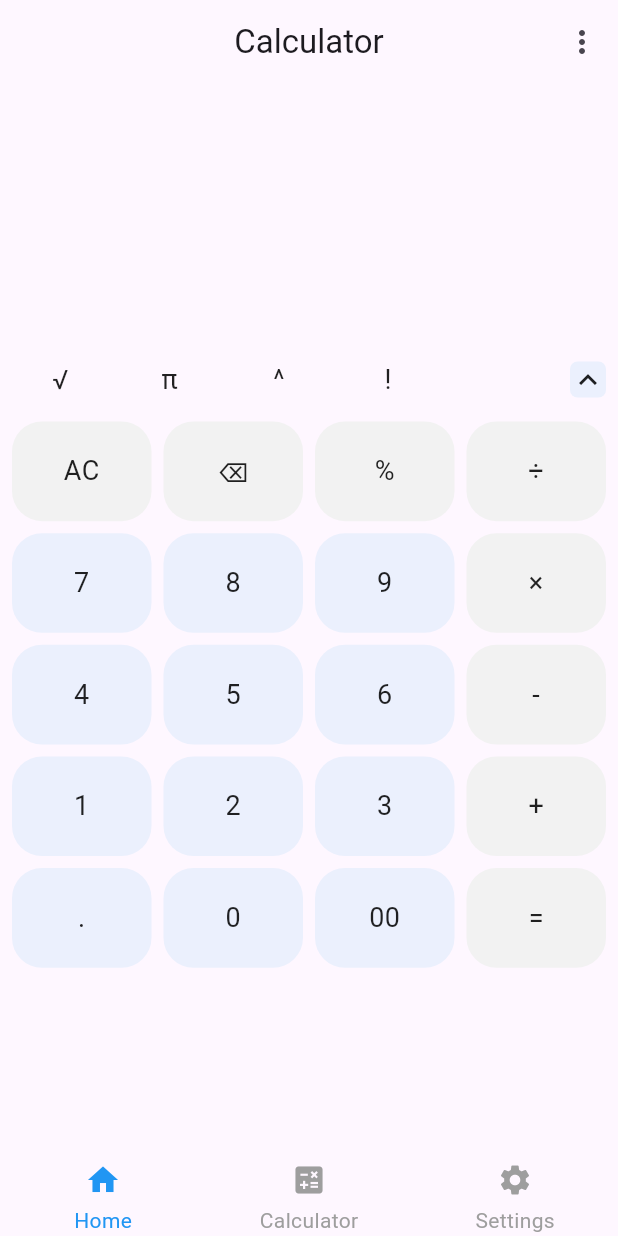
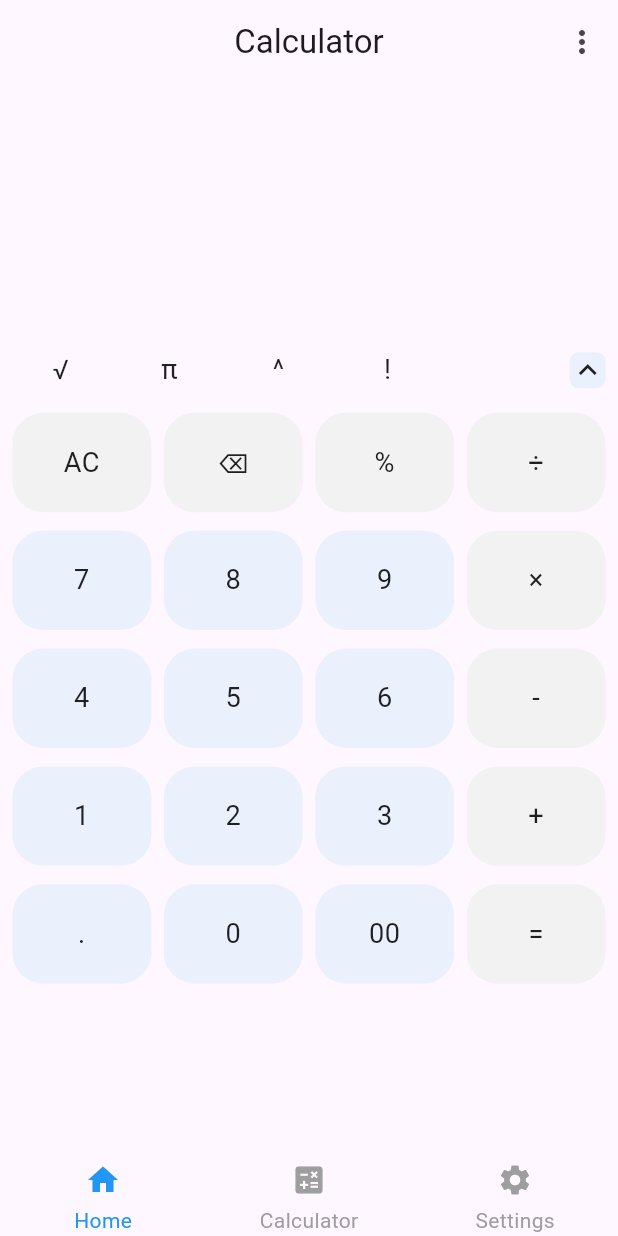
Before and after one commit to imhadiyal/flutter_calculator, a Flutter app: the screen it shows after launch, on a phone screen of 412 x 824 dp. Run offline on Flutter 3.47's test engine with Material 3 defaults, Android fonts, the phone set to English and light mode, and no system bars; our stand-ins replace get, math_expressions.

Commit message:
HomePage Done

```diff
--- a/lib/home_page/views/calculator_view.dart
+++ b/lib/home_page/views/calculator_view.dart
@@ -15,43 +15,51 @@ class HomeView extends StatelessWidget {
           IconButton(
             icon: Icon(Icons.more_vert_sharp),
             onPressed:
-                () => _showHistoryDialog(context, Get.find<HomeController>()),
+                () => showHistoryDialog(context, Get.find<HomeController>()),
           ),
         ],
       ),
-
       body: GetBuilder<HomeController>(
         builder:
             (controller) => Column(
               children: [
-                SizedBox(height: 35),
-                _buildDisplay(),
-                _buildToggleButton(),
-                if (controller.isAdvanced) _buildAdvancedButtons(),
-                Expanded(child: _buildBasicButtons()),
+                SizedBox(height: Get.height * 0.035),
+                outputDisplay(),
+                toggleButton(),
+                if (controller.isAdvanced) advancedButtons(),
+                Expanded(child: basicButtons()),
               ],
             ),
       ),
     );
   }
 
-  Widget _buildDisplay() {
+  Widget outputDisplay() {
     return GetBuilder<HomeController>(
       builder: (controller) {
         return Container(
-          padding: EdgeInsets.symmetric(horizontal: 16, vertical: 24),
+          padding: EdgeInsets.symmetric(
+            horizontal: Get.width * 0.04,
+            vertical: Get.height * 0.03,
+          ),
           alignment: Alignment.bottomRight,
           child: Column(
             crossAxisAlignment: CrossAxisAlignment.end,
             children: [
               Text(
                 controller.input,
-                style: TextStyle(fontSize: 24, color: Colors.grey[700]),
+                style: TextStyle(
+                  fontSize: Get.height * 0.025,
+                  color: Colors.grey[700],
+                ),
               ),
-              SizedBox(height: 8),
+              SizedBox(height: Get.height * 0.01),
               Text(
                 controller.result,
-                style: TextStyle(fontSize: 36, fontWeight: FontWeight.bold),
+                style: TextStyle(
+                  fontSize: Get.height * 0.045,
+                  fontWeight: FontWeight.bold,
+                ),
               ),
             ],
           ),
@@ -60,27 +68,27 @@ class HomeView extends StatelessWidget {
     );
   }
 
-  Widget _buildToggleButton() {
+  Widget toggleButton() {
     return Row(
       children: [
         Expanded(
           child: GetBuilder<HomeController>(
             builder: (controller) {
               return Padding(
-                padding: const EdgeInsets.symmetric(horizontal: 8),
+                padding: EdgeInsets.symmetric(horizontal: Get.width * 0.02),
                 child: GridView.builder(
                   shrinkWrap: true,
                   physics: NeverScrollableScrollPhysics(),
-                  itemCount: controller.advancedButtonsOk.length,
+                  itemCount: controller.advancedButtonsTop.length,
                   gridDelegate: SliverGridDelegateWithFixedCrossAxisCount(
                     crossAxisCount: 5,
-                    mainAxisSpacing: 8,
-                    crossAxisSpacing: 8,
+                    mainAxisSpacing: Get.height * 0.01,
+                    crossAxisSpacing: Get.width * 0.02,
                     childAspectRatio: 2,
                   ),
                   itemBuilder: (context, index) {
-                    final btn = controller.advancedButtonsOk[index];
-                    return _advancedButtons(
+                    final btn = controller.advancedButtonsTop[index];
+                    return showAdvancedButtons(
                       btn,
                       isAdvanced: true,
                       index: index,
@@ -96,13 +104,15 @@ class HomeView extends StatelessWidget {
             return GestureDetector(
               onTap: controller.toggleAdvanced,
               child: Padding(
-                padding: const EdgeInsets.symmetric(horizontal: 8, vertical: 8),
+                padding: EdgeInsets.symmetric(
+                  horizontal: Get.width * 0.02,
+                  vertical: Get.height * 0.01,
+                ),
                 child: Container(
                   decoration: BoxDecoration(
                     color: Color(0xFFEBF0FD),
-                    borderRadius: BorderRadius.all(Radius.circular(5)),
+                    borderRadius: BorderRadius.circular(Get.width * 0.015),
                   ),
-
                   child: Icon(
                     controller.isAdvanced
                         ? Icons.keyboard_arrow_down
@@ -117,24 +127,24 @@ class HomeView extends StatelessWidget {
     );
   }
 
-  Widget _buildAdvancedButtons() {
+  Widget advancedButtons() {
     return GetBuilder<HomeController>(
       builder: (controller) {
         return Padding(
-          padding: const EdgeInsets.symmetric(horizontal: 8),
+          padding: EdgeInsets.symmetric(horizontal: Get.width * 0.02),
           child: GridView.builder(
             shrinkWrap: true,
             physics: NeverScrollableScrollPhysics(),
             itemCount: controller.advancedButtons.length,
             gridDelegate: SliverGridDelegateWithFixedCrossAxisCount(
               crossAxisCount: 5,
-              mainAxisSpacing: 8,
-              crossAxisSpacing: 8,
+              mainAxisSpacing: Get.height * 0.01,
+              crossAxisSpacing: Get.width * 0.02,
               childAspectRatio: 2,
             ),
             itemBuilder: (context, index) {
               final btn = controller.advancedButtons[index];
-              return _advancedButtons(btn, isAdvanced: true, index: index);
+              return showAdvancedButtons(btn, isAdvanced: true, index: index);
             },
           ),
         );
@@ -142,9 +152,8 @@ class HomeView extends StatelessWidget {
     );
   }
 
-  Widget _advancedButtons(
+  Widget showAdvancedButtons(
     String text, {
-
     bool isAdvanced = false,
     required index,
   }) {
@@ -154,15 +163,17 @@ class HomeView extends StatelessWidget {
           onTap: () => controller.handleButtonPress(text),
           child: Container(
             alignment: Alignment.center,
-            height: 100,
-            width: 220,
+            height: Get.height * 0.08,
+            width: Get.width * 0.2,
             decoration: BoxDecoration(
-              borderRadius: BorderRadius.all(Radius.circular(20)),
+              borderRadius: BorderRadius.circular(Get.width * 0.05),
             ),
-
             child: Text(
               text,
-              style: TextStyle(fontSize: 18, color: Colors.black87),
+              style: TextStyle(
+                fontSize: Get.height * 0.022,
+                color: Colors.black87,
+              ),
               textAlign: TextAlign.center,
             ),
           ),
@@ -171,36 +182,36 @@ class HomeView extends StatelessWidget {
     );
   }
 
-  Widget _buildBasicButtons() {
+  Widget basicButtons() {
     return GetBuilder<HomeController>(
       builder: (controller) {
         return GridView.builder(
-          padding: EdgeInsets.all(8),
+          padding: EdgeInsets.all(Get.width * 0.02),
           itemCount: controller.basicButtons.length,
           gridDelegate: SliverGridDelegateWithFixedCrossAxisCount(
             crossAxisCount: 4,
-            mainAxisSpacing: 8,
-            crossAxisSpacing: 8,
+            mainAxisSpacing: Get.height * 0.015,
+            crossAxisSpacing: Get.width * 0.02,
             childAspectRatio: 1.4,
           ),
           itemBuilder: (context, index) {
             final btn = controller.basicButtons[index];
-            return _buildButton(btn, index);
+            return showButton(btn, index);
           },
         );
       },
     );
   }
 
-  Widget _buildButton(String text, index) {
+  Widget showButton(String text, index) {
     return GetBuilder<HomeController>(
       builder: (controller) {
         return GestureDetector(
           onTap: () => controller.handleButtonPress(text),
           child: Container(
             alignment: Alignment.center,
-            height: 180,
-            width: 220,
+            height: Get.height * 0.1,
+            width: Get.width * 0.2,
             decoration: BoxDecoration(
               color:
                   index == 0 ||
@@ -213,13 +224,14 @@ class HomeView extends StatelessWidget {
                           index == 19
                       ? Color(0xFFF2F2F2)
                       : Color(0xFFEBF0FD),
-              borderRadius: BorderRadius.all(Radius.circular(20)),
+              borderRadius: BorderRadius.circular(Get.width * 0.05),
             ),
-
             child: Text(
-              // index.toString(),
               text,
-              style: TextStyle(fontSize: 18, color: Colors.black87),
+              style: TextStyle(
+                fontSize: Get.height * 0.022,
+                color: Colors.black87,
+              ),
               textAlign: TextAlign.center,
             ),
           ),
@@ -227,18 +239,8 @@ class HomeView extends StatelessWidget {
       },
     );
   }
-  // }Widget _buildButton(String text, {bool isAdvanced = false}) {
-  //   return ElevatedButton(
-  //     onPressed: () => _handleButtonPress(text),
-  //     style: ElevatedButton.styleFrom(
-  //       backgroundColor: isAdvanced ? Colors.grey[200] : Colors.grey[100],
-  //       shape: RoundedRectangleBorder(borderRadius: BorderRadius.circular(12)),
-  //     ),
-  //     child: Text(text, style: TextStyle(fontSize: 18, color: Colors.black87)),
-  //   );
-  // }
 
-  void _showHistoryDialog(BuildContext context, controller) {
+  void showHistoryDialog(BuildContext context, controller) {
     final history = controller.history;
 
     showDialog(
```
Also changed, not shown: lib/home_page/controllers/calculator_controller.dart (+37 -30 lines).
